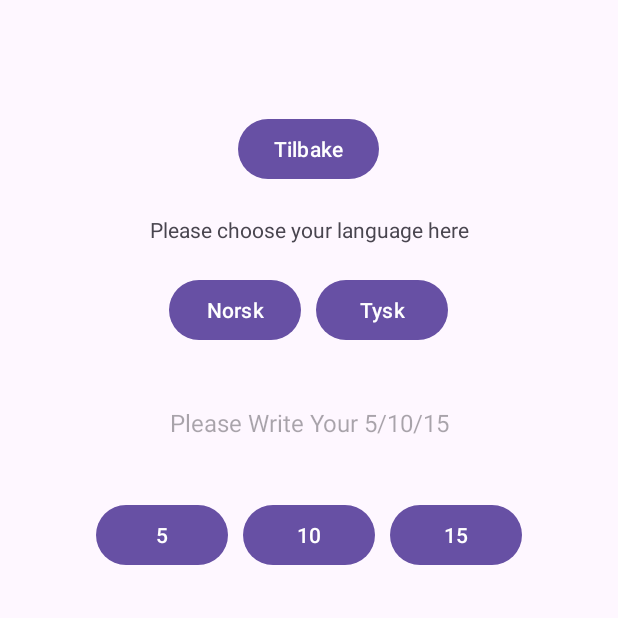
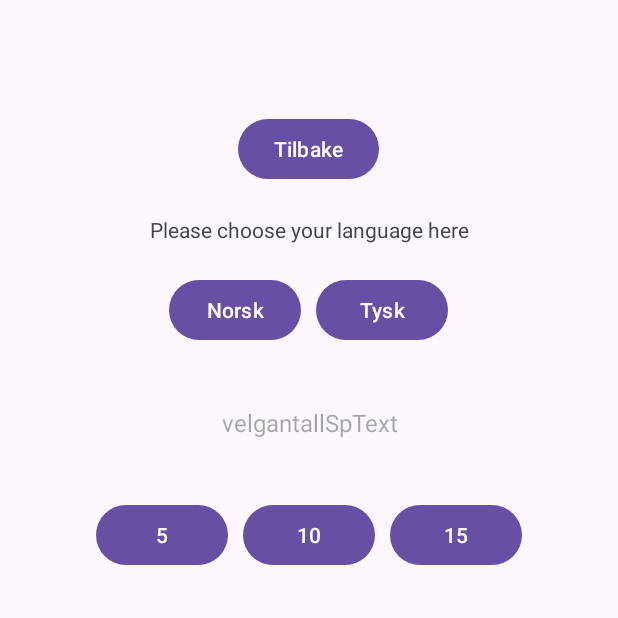
Before and after one commit to Latifa-Ajram/Spill, an Android app: the Preferanse screen opened directly, with no data from a screen before it, on a phone screen of 412 x 824 dp, the top half of it. Run offline under Robolectric (Android 15) with nearby library versions, the phone set to English and light mode, and no system bars.

Commit message:
litt mer strings må fikse translation

```diff
--- a/app/src/main/res/layout/activity_preferanse.xml
+++ b/app/src/main/res/layout/activity_preferanse.xml
@@ -25,7 +25,7 @@
             android:layout_width="match_parent"
             android:layout_height="wrap_content"
             android:padding="20dp"
-            android:text="Please choose your language here"
+            android:text="@string/velgspraakText"
             android:textAlignment="center" />
 
         <LinearLayout
@@ -54,7 +54,7 @@
             android:layout_width="match_parent"
             android:layout_height="wrap_content"
             android:layout_marginTop="20dp"
-            android:hint="Please Write Your 5/10/15"
+            android:hint="velgantallSpText"
             android:padding="20dp"
             android:textAlignment="center"
             android:textColor="@color/design_default_color_primary"
--- a/app/src/main/res/values/strings.xml
+++ b/app/src/main/res/values/strings.xml
@@ -25,6 +25,8 @@
     <string name="riktigSvarMelding">gratulerer, du har svart riktig.</string>
     <string name="feilSvarMelding">Beklager feil svar. riktig svar er:</string>
     <string name="ingenSporsmaal">Det er ikke flere spørsmål. Gå tilbake! </string>
+    <string name="velgspraakText">Please choose your language here</string>
+    <string name="velgantallSpText">Please Write Your 5/10/15</string>
 
     <!-- Strenger for tallknappene -->
     <string name="button_0">0</string>
```
Also changed, not shown: 1 other file.
